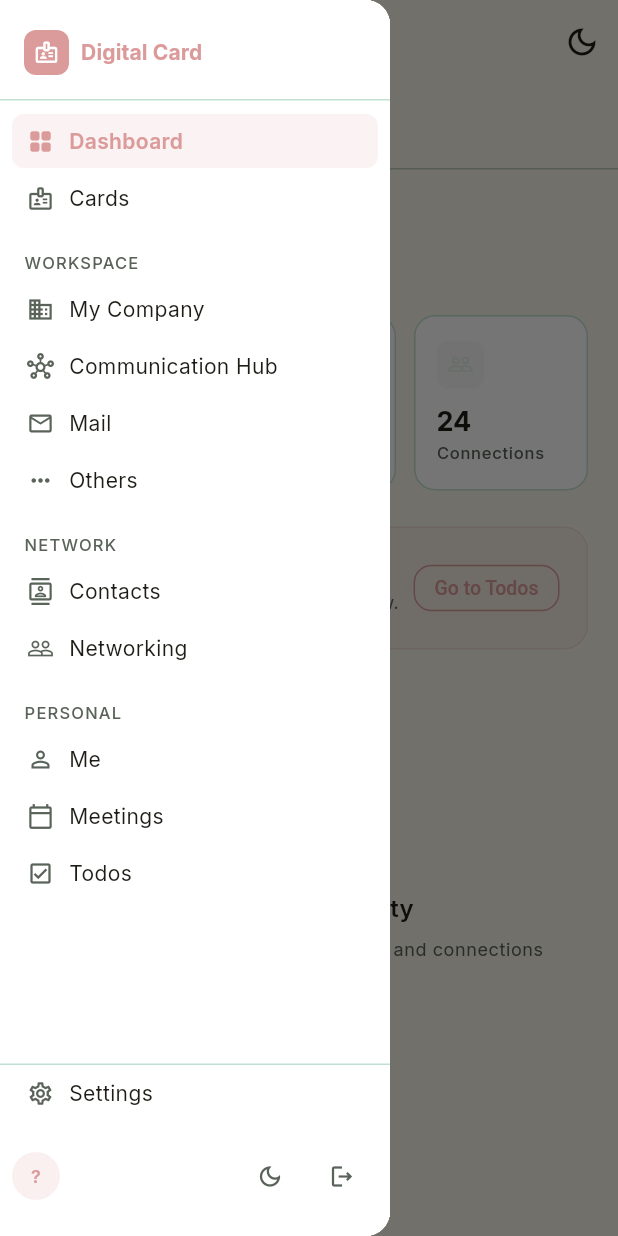
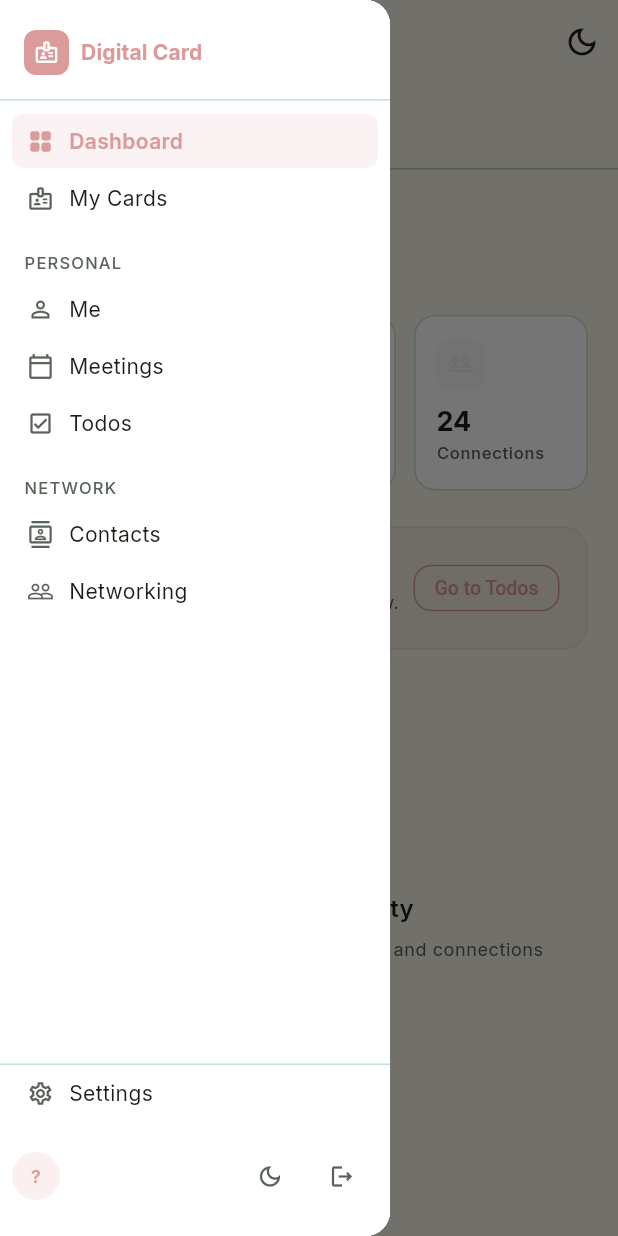
Before and after one commit to tawsif-r/digital-card-flutter, a Flutter app: the DashboardScreen screen opened by its route, with the side drawer open, on a phone screen of 412 x 824 dp. Run offline on Flutter 3.47's test engine with Material 3 defaults, Android fonts, the phone set to English and light mode, and no system bars; our stand-ins replace cached_network_image, dio, flutter_colorpicker, flutter_riverpod, flutter_secure_storage, font_awesome_flutter and 4 more; accounts and stored records are empty.

Commit message:
add dashbord features in employee side

```diff
--- a/lib/core/router/employee_shell.dart
+++ b/lib/core/router/employee_shell.dart
@@ -102,7 +102,15 @@
             child: ListView(
               padding: const EdgeInsets.symmetric(vertical: 8),
               children: [
-                _NavItem(label: 'Cards', icon: Icons.badge_outlined, route: Routes.issuedCards, shell: navigationShell),
+                _NavItem(label: 'Dashboard', icon: Icons.grid_view_rounded, route: Routes.employeeDashboard, shell: navigationShell),
+                _NavItem(label: 'My Cards', icon: Icons.badge_outlined, route: Routes.issuedCards, shell: navigationShell),
+                _SectionLabel('Personal'),
+                _NavItem(label: 'Me', icon: Icons.person_outline, route: Routes.employeeMe, shell: navigationShell),
+                _NavItem(label: 'Meetings', icon: Icons.calendar_today_outlined, route: Routes.employeeMeetings, shell: navigationShell),
+                _NavItem(label: 'Todos', icon: Icons.check_box_outlined, route: Routes.employeeTodos, shell: navigationShell),
+                _SectionLabel('Network'),
+                _NavItem(label: 'Contacts', icon: Icons.contacts_outlined, route: Routes.employeeContacts, shell: navigationShell),
+                _NavItem(label: 'Networking', icon: Icons.people_outline, route: Routes.employeeNetworking, shell: navigationShell),
               ],
             ),
           ),
@@ -117,6 +125,26 @@
             ),
           ),
         ],
+      ),
+    );
+  }
+}
+
+class _SectionLabel extends StatelessWidget {
+  const _SectionLabel(this.label);
+  final String label;
+
+  @override
+  Widget build(BuildContext context) {
+    final cs = Theme.of(context).colorScheme;
+    return Padding(
+      padding: const EdgeInsets.fromLTRB(16, 16, 16, 4),
+      child: Text(
+        label.toUpperCase(),
+        style: Theme.of(context).textTheme.labelSmall?.copyWith(
+              color: cs.onSurfaceVariant,
+              letterSpacing: 0.8,
+            ),
       ),
     );
   }
--- a/lib/core/router/routes.dart
+++ b/lib/core/router/routes.dart
@@ -28,7 +28,13 @@
   static const String companyOnboard = '/company/onboard';
   static const String cardIssue = '/cards/issue';
   static const String issuedCards = '/issued';
+  static const String employeeDashboard = '/employee/dashboard';
   static const String employeeSettings = '/employee/settings';
+  static const String employeeMe = '/employee/me';
+  static const String employeeMeetings = '/employee/meetings';
+  static const String employeeTodos = '/employee/todos';
+  static const String employeeContacts = '/employee/contacts';
+  static const String employeeNetworking = '/employee/networking';
 
   static String cardDetailPath(String id) => '/cards/$id';
   static String cardEditPath(String id) => '/cards/$id/edit';
--- a/lib/features/dashboard/screens/dashboard_screen.dart
+++ b/lib/features/dashboard/screens/dashboard_screen.dart
@@ -8,7 +8,9 @@
 import '../../../core/router/routes.dart';
 
 class DashboardScreen extends ConsumerWidget {
-  const DashboardScreen({super.key});
+  const DashboardScreen({super.key, this.todosRoute});
+
+  final String? todosRoute;
 
   @override
   Widget build(BuildContext context, WidgetRef ref) {
@@ -32,7 +34,7 @@
           error: (_, __) => _ErrorView(
             onRetry: () => ref.read(dashboardProvider.notifier).refresh(),
           ),
-          data: (data) => _DashboardBody(state: data),
+          data: (data) => _DashboardBody(state: data, todosRoute: todosRoute ?? Routes.todos),
         ),
       ),
     );
@@ -40,9 +42,10 @@
 }
 
 class _DashboardBody extends ConsumerWidget {
-  const _DashboardBody({required this.state});
+  const _DashboardBody({required this.state, required this.todosRoute});
 
   final DashboardState state;
+  final String todosRoute;
 
   @override
   Widget build(BuildContext context, WidgetRef ref) {
@@ -70,7 +73,7 @@
         SliverPadding(
           padding: const EdgeInsets.fromLTRB(20, 24, 20, 0),
           sliver: SliverToBoxAdapter(
-            child: _TasksOverviewCard(pendingCount: state.pendingTaskCount),
+            child: _TasksOverviewCard(pendingCount: state.pendingTaskCount, todosRoute: todosRoute),
           ),
         ),
         SliverPadding(
@@ -237,9 +240,10 @@
 }
 
 class _TasksOverviewCard extends StatelessWidget {
-  const _TasksOverviewCard({required this.pendingCount});
+  const _TasksOverviewCard({required this.pendingCount, required this.todosRoute});
 
   final int pendingCount;
+  final String todosRoute;
 
   @override
   Widget build(BuildContext context) {
@@ -286,7 +290,7 @@
           ),
           const SizedBox(width: 8),
           OutlinedButton(
-            onPressed: () => context.go(Routes.todos),
+            onPressed: () => context.go(todosRoute),
             style: OutlinedButton.styleFrom(
               foregroundColor: AppColors.primary,
               side: const BorderSide(color: AppColors.primary),
```
Also changed, not shown: lib/core/router/router.dart (+20 -2 lines).
